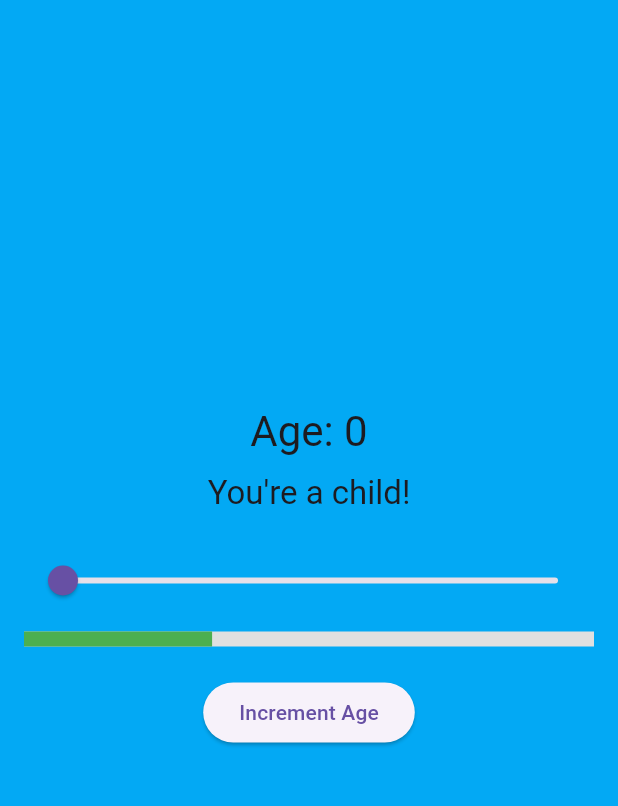
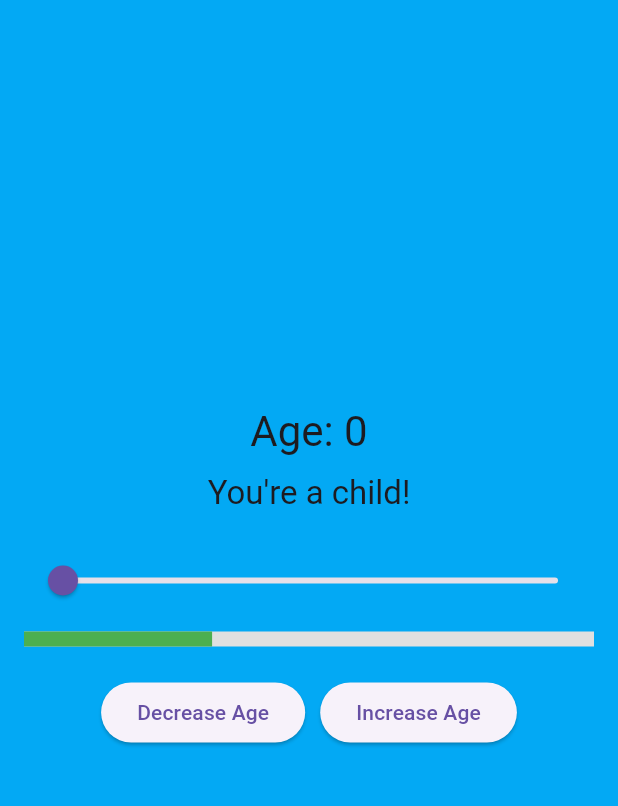
Before and after one commit to sidrai111/inclass6, a Flutter app: the screen it shows after launch, on a phone screen of 412 x 824 dp, the part 84-890 px from its top. Run offline on Flutter 3.47's test engine with Material 3 defaults, Android fonts, the phone set to English and light mode, and no system bars; missing offline and left inert: window_size.

Commit message:
added decrease age button

```diff
--- a/lib/main.dart
+++ b/lib/main.dart
@@ -24,6 +24,13 @@ class AgeCounter with ChangeNotifier {
   void incrementAge() {
     if (age < 99) {
       age++;
+      notifyListeners();
+    }
+  }
+
+  void decrementAge() {
+    if (age > 0) {
+      age--;
       notifyListeners();
     }
   }
@@ -111,9 +118,19 @@ class MyHomePage extends StatelessWidget {
               minHeight: 10,
             ),
             const SizedBox(height: 20),
-            ElevatedButton(
-              onPressed: () => ageCounter.incrementAge(),
-              child: const Text("Increment Age"),
+            Row(
+              mainAxisAlignment: MainAxisAlignment.center,
+              children: [
+                ElevatedButton(
+                  onPressed: () => ageCounter.decrementAge(),
+                  child: const Text("Decrease Age"),
+                ),
+                const SizedBox(width: 10),
+                ElevatedButton(
+                  onPressed: () => ageCounter.incrementAge(),
+                  child: const Text("Increase Age"),
+                ),
+              ],
             ),
           ],
         ),
```
